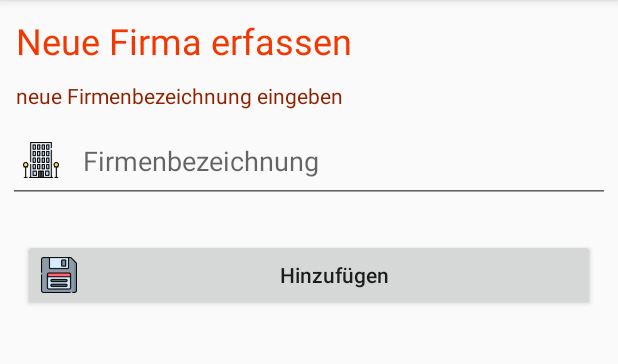
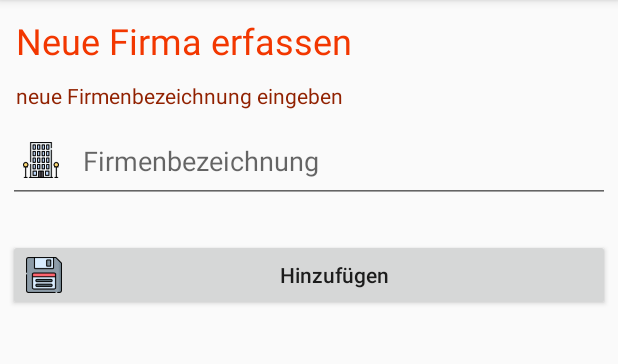
Before and after one commit to cloud4bspace/CTW, an Android app: the AddCompanyFragment screen opened through its navigation route, on a phone screen of 412 x 824 dp, the part 84-448 px from its top. Run offline under Robolectric (Android 15) with nearby library versions, the phone set to English and light mode, and no system bars; our stand-ins replace Volley; network calls fail.

Commit message:
Diverse Bereinigungen

```diff
--- /dev/null
+++ b/app/src/main/res/drawable/rf_icn_start.xml
@@ -0,0 +1,9 @@
+<?xml version="1.0" encoding="utf-8"?>
+<layer-list xmlns:android="http://schemas.android.com/apk/res/android">
+    <item
+        android:drawable="@drawable/icn_start"
+        android:width="24dp"
+        android:height="24dp"
+        />
+
+</layer-list>
--- a/app/src/main/res/layout/add_company_fragment.xml
+++ b/app/src/main/res/layout/add_company_fragment.xml
@@ -50,9 +50,7 @@
             android:id="@+id/buAddCompany"
             android:layout_width="match_parent"
             android:layout_height="wrap_content"
-            android:layout_marginStart="10dp"
             android:layout_marginTop="24dp"
-            android:layout_marginEnd="10dp"
             android:drawableStart="@drawable/rf_icn_save"
             android:drawablePadding="10dp"
             android:text="@string/buFirmaAdd"
@@ -65,7 +63,9 @@
             android:layout_marginStart="10dp"
             android:layout_marginTop="24dp"
             android:layout_marginEnd="10dp"
-            android:text="zurück"
+            android:drawableLeft="@drawable/rf_icn_start"
+            android:text="@string/zurueck"
+            android:textAllCaps="false"
             android:visibility="gone" />
 
     </LinearLayout>
--- a/app/src/main/res/layout/register_stepone_fragment.xml
+++ b/app/src/main/res/layout/register_stepone_fragment.xml
@@ -21,7 +21,8 @@
             android:layout_width="wrap_content"
             android:layout_height="wrap_content"
             android:layout_margin="5dp"
-            android:text="@string/tv_register_msg"
+            android:text="@string/heading_newUserStep1"
+            android:textColor="@color/secondaryColor"
             android:textSize="24sp" />
 
         <TextView
@@ -30,7 +31,7 @@
             android:layout_height="wrap_content"
             android:layout_margin="5dp"
             android:text="Bitte registriere Dich für eine Organisation und ein Team"
-            android:textColor="@color/secondaryColor" />
+            android:textColor="@color/secondaryDarkColor" />
 
         <androidx.gridlayout.widget.GridLayout
             android:id="@+id/glAvatarSelection"
--- a/app/src/main/res/values/strings.xml
+++ b/app/src/main/res/values/strings.xml
@@ -54,4 +54,7 @@
     <string name="neuerEintrag">neuer Eintrag</string>
     <string name="details">Details</string>
     <string name="headingTeilnehmerliste">Liste An-/Abmeldungen</string>
+    <string name="zurueck">Zurück</string>
+    <string name="heading_newUserStep1">Als Teammitglied registrieren</string>
+    <string name="regspeichern">Anmeldung abschliessen</string>
 </resources>
```
Also changed, not shown: app/src/main/java/space/cloud4b/ctw/AddCompanyFragment.kt (+12 -10 lines), app/src/main/java/space/cloud4b/ctw/RegisterStepOneFragment.kt (+88 -65 lines), app/src/main/java/space/cloud4b/ctw/TeamlistFragment.kt (+26 -31 lines), app/src/main/res/drawable/rf_icn_return.xml (added, +9 -0 lines), app/src/main/res/layout/register_steptwo_fragment.xml (+10 -3 lines), app/src/main/res/drawable/icn_return.png (added), app/src/main/res/drawable/icn_start.png (added).
